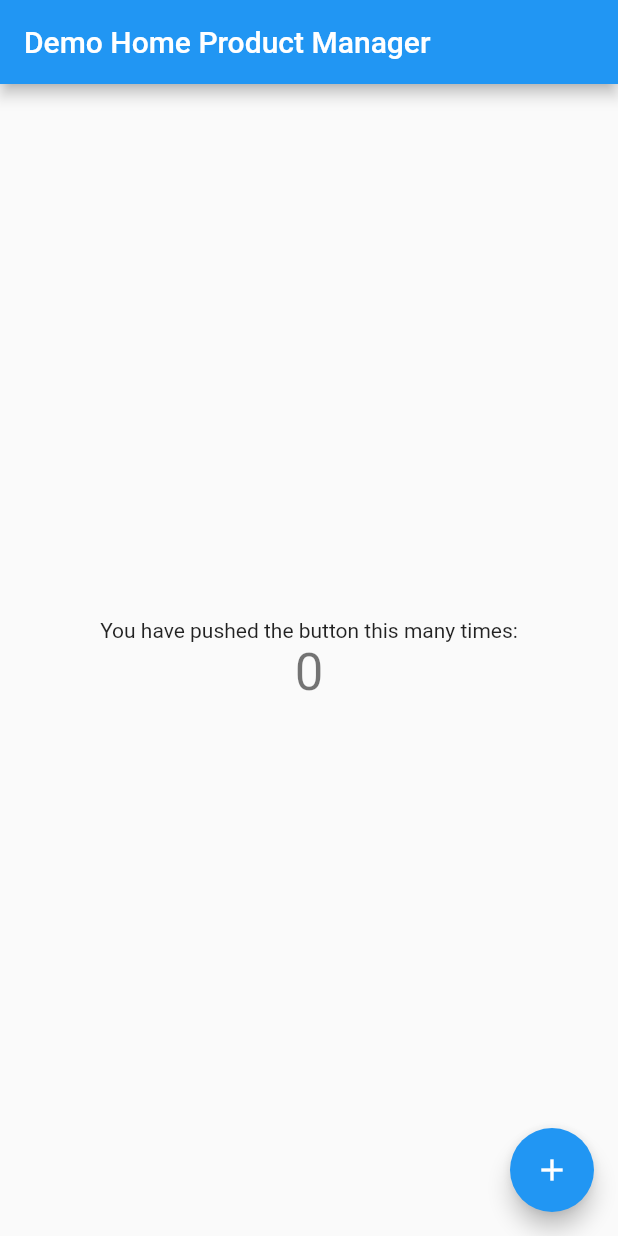
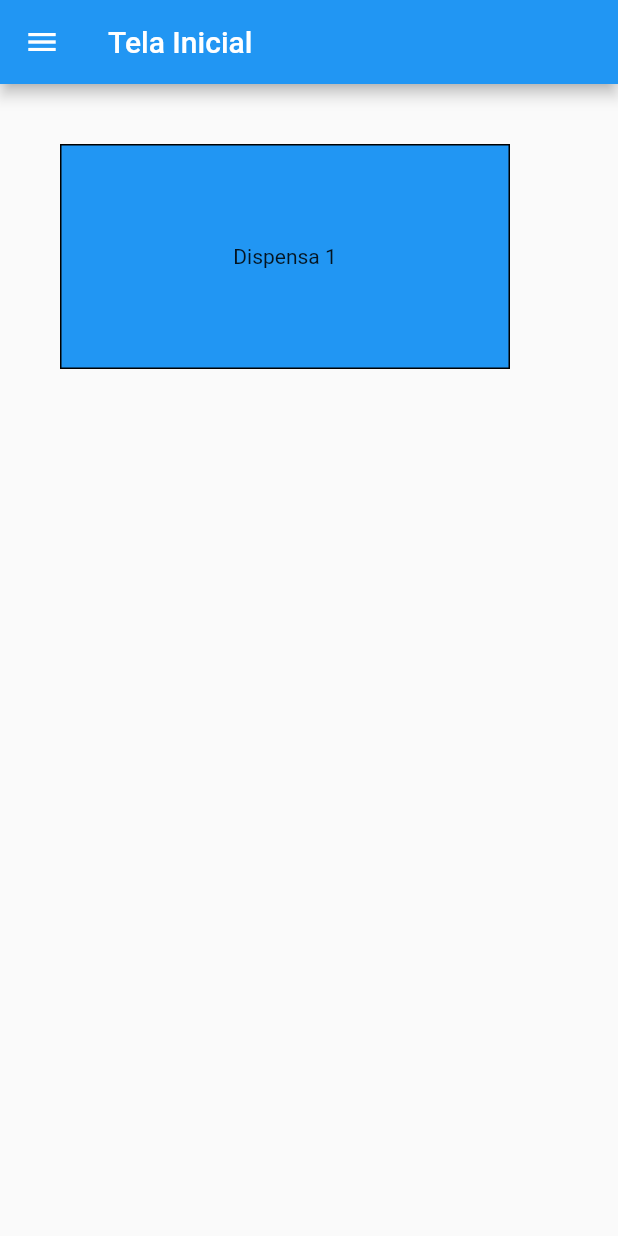
Before and after one commit to matteo23z/app_ctl_product_manager, a Flutter app: the screen it shows after launch, on a phone screen of 412 x 824 dp. Run offline on Flutter 3.47's test engine with Material 2 defaults, Android fonts, the phone set to English and light mode, and no system bars.

Commit message:
Criando Telas

```diff
--- /dev/null
+++ b/lib/dispensa.dart
@@ -0,0 +1,36 @@
+import 'package:flutter/cupertino.dart';
+import 'package:flutter/material.dart';
+
+class Dispensa extends StatefulWidget {
+  static const routeNome = 'Dispensa';
+  @override
+  Dispensa_State createState() => Dispensa_State();
+}
+
+class Dispensa_State extends State<Dispensa> {
+  @override
+  Widget build(BuildContext context) {
+    return SafeArea(
+      child: Scaffold(
+        appBar: AppBar(title: Text("Dispensa 1"), actions: <Widget>[
+          Padding(
+              padding: EdgeInsets.only(right: 20.0),
+              child: GestureDetector(
+                onTap: () {},
+                child: Icon(
+                  Icons.search,
+                  size: 26.0,
+                ),
+              ))
+        ]),
+
+        //leading:
+        //child: Icon(Icons.menu, color: Colors.white),
+        //   onPressed: () {},
+        // ),
+
+        body: Container(child: Center(child: Text("Hello Word"))),
+      ),
+    );
+  }
+}
--- /dev/null
+++ b/lib/home.dart
@@ -0,0 +1,60 @@
+import 'package:app_ctl_product_manager/dispensa.dart';
+import 'package:flutter/cupertino.dart';
+import 'package:flutter/material.dart';
+
+class Home extends StatefulWidget {
+  static const routeNome = 'Home';
+  @override
+  Home_State createState() => Home_State();
+}
+
+class Home_State extends State<Home> {
+  @override
+  Widget build(BuildContext context) {
+    return SafeArea(
+      child: Scaffold(
+        appBar: AppBar(
+          title: Text("Tela Inicial"),
+          //leading:
+          //child: Icon(Icons.menu, color: Colors.white),
+          //   onPressed: () {},
+          // ),
+        ),
+        drawer: Drawer(
+          child: ListView(
+            padding: EdgeInsets.zero,
+            children: <Widget>[
+              DrawerHeader(
+                child: Text('ControP Manager'),
+                decoration: BoxDecoration(
+                  color: Colors.blue,
+                ),
+              ),
+              ListTile(
+                title: Text('Nova Dispensa'),
+                onTap: () {
+                  //
+                },
+              ),
+            ],
+          ),
+        ),
+        body: GestureDetector(
+          onTap: () {
+            Navigator.of(context).pushNamed(Dispensa.routeNome);
+          },
+          child: Padding(
+              padding: const EdgeInsets.all(40.0),
+              child: Container(
+                width: 300.0,
+                height: 150.0,
+                decoration: BoxDecoration(
+                    color: Colors.blue,
+                    border: Border.all(color: Colors.black)),
+                child: Center(child: Text("Dispensa 1")),
+              )),
+        ),
+      ),
+    );
+  }
+}
--- a/lib/main.dart
+++ b/lib/main.dart
@@ -1,67 +1,14 @@
+import 'package:app_ctl_product_manager/dispensa.dart';
+import 'package:app_ctl_product_manager/home.dart';
 import 'package:flutter/material.dart';
 
 void main() {
-  runApp(MyApp());
+  runApp(MaterialApp(
+    title: 'ControP Manager',
+    home: Home(),
+    routes: {
+      Home.routeNome: (context) => Home(),
+      Dispensa.routeNome: (context) => Dispensa()
+    },
+  ));
 }
-
-class MyApp extends StatelessWidget {
-  // This widget is the root of your application.
-  @override
-  Widget build(BuildContext context) {
-    return MaterialApp(
-      title: 'ControP Manager',
-      theme: ThemeData(
-        primarySwatch: Colors.blue,
-        visualDensity: VisualDensity.adaptivePlatformDensity,
-      ),
-      home: MyHomePage(title: 'Demo Home Product Manager'),
-    );
-  }
-}
-
-class MyHomePage extends StatefulWidget {
-  MyHomePage({Key key, this.title}) : super(key: key);
-
-  final String title;
-
-  @override
-  _MyHomePageState createState() => _MyHomePageState();
-}
-
-class _MyHomePageState extends State<MyHomePage> {
-  int _counter = 0;
-
-  void _incrementCounter() {
-    setState(() {
-      _counter++;
-    });
-  }
-
-  @override
-  Widget build(BuildContext context) {
-    return Scaffold(
-      appBar: AppBar(
-        title: Text(widget.title),
-      ),
-      body: Center(
-        child: Column(
-          mainAxisAlignment: MainAxisAlignment.center,
-          children: <Widget>[
-            Text(
-              'You have pushed the button this many times:',
-            ),
-            Text(
-              '$_counter',
-              style: Theme.of(context).textTheme.headline4,
-            ),
-          ],
-        ),
-      ),
-      floatingActionButton: FloatingActionButton(
-        onPressed: _incrementCounter,
-        tooltip: 'Increment',
-        child: Icon(Icons.add),
-      ), // This trailing comma makes auto-formatting nicer for build methods.
-    );
-  }
-}
```
Also changed, not shown: lib/common/appSize.dart (added, +22 -0 lines), lib/common/appcolor.dart (added, +13 -0 lines), 2 other files.
